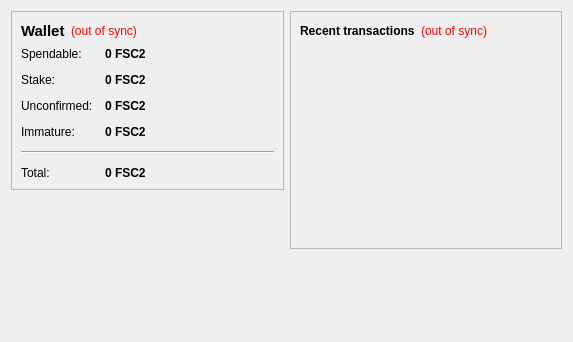
ioying/hicointest, file src/qt/forms/overviewpage.ui: the form before one commit.
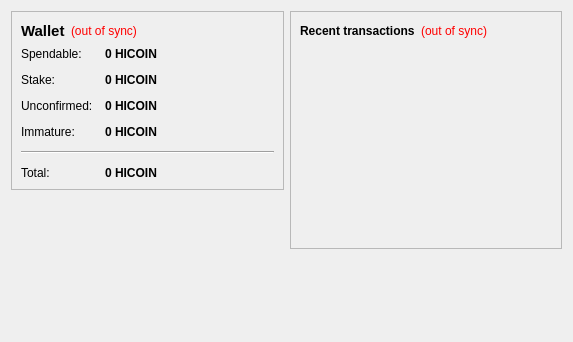
The form after the commit. Icons and pictures are not drawn.

Patch:
```diff
--- a/src/qt/forms/overviewpage.ui
+++ b/src/qt/forms/overviewpage.ui
@@ -105,7 +105,7 @@
              <string>Your current spendable balance</string>
             </property>
             <property name="text">
-             <string notr="true">0 FSC2</string>
+             <string notr="true">0 HICOIN</string>
             </property>
             <property name="textInteractionFlags">
              <set>Qt::LinksAccessibleByMouse|Qt::TextSelectableByKeyboard|Qt::TextSelectableByMouse</set>
@@ -134,7 +134,7 @@
              <string>Total of coins that was staked, and do not yet count toward the current balance</string>
             </property>
             <property name="text">
-             <string notr="true">0 FSC2</string>
+             <string notr="true">0 HICOIN</string>
             </property>
             <property name="textInteractionFlags">
              <set>Qt::LinksAccessibleByMouse|Qt::TextSelectableByKeyboard|Qt::TextSelectableByMouse</set>
@@ -163,7 +163,7 @@
              <string>Total of transactions that have yet to be confirmed, and do not yet count toward the current balance</string>
             </property>
             <property name="text">
-             <string notr="true">0 FSC2</string>
+             <string notr="true">0 HICOIN</string>
             </property>
             <property name="textInteractionFlags">
              <set>Qt::LinksAccessibleByMouse|Qt::TextSelectableByKeyboard|Qt::TextSelectableByMouse</set>
@@ -189,7 +189,7 @@
              <string>Mined balance that has not yet matured</string>
             </property>
             <property name="text">
-             <string notr="true">0 FSC2</string>
+             <string notr="true">0 HICOIN</string>
             </property>
             <property name="textInteractionFlags">
              <set>Qt::LinksAccessibleByMouse|Qt::TextSelectableByKeyboard|Qt::TextSelectableByMouse</set>
@@ -225,7 +225,7 @@
              <string>Your current total balance</string>
             </property>
             <property name="text">
-             <string notr="true">0 FSC2</string>
+             <string notr="true">0 HICOIN</string>
             </property>
             <property name="textInteractionFlags">
              <set>Qt::LinksAccessibleByMouse|Qt::TextSelectableByKeyboard|Qt::TextSelectableByMouse</set>
```
Left out of the diff: 4 changed lines with no effect on the pictures.
